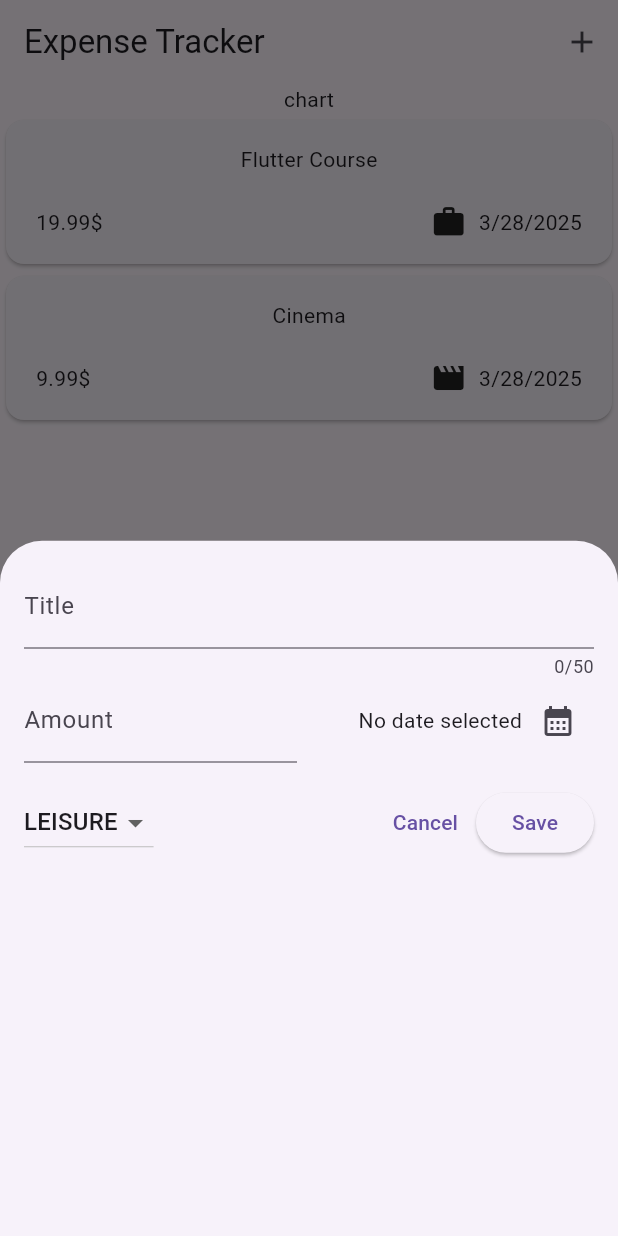
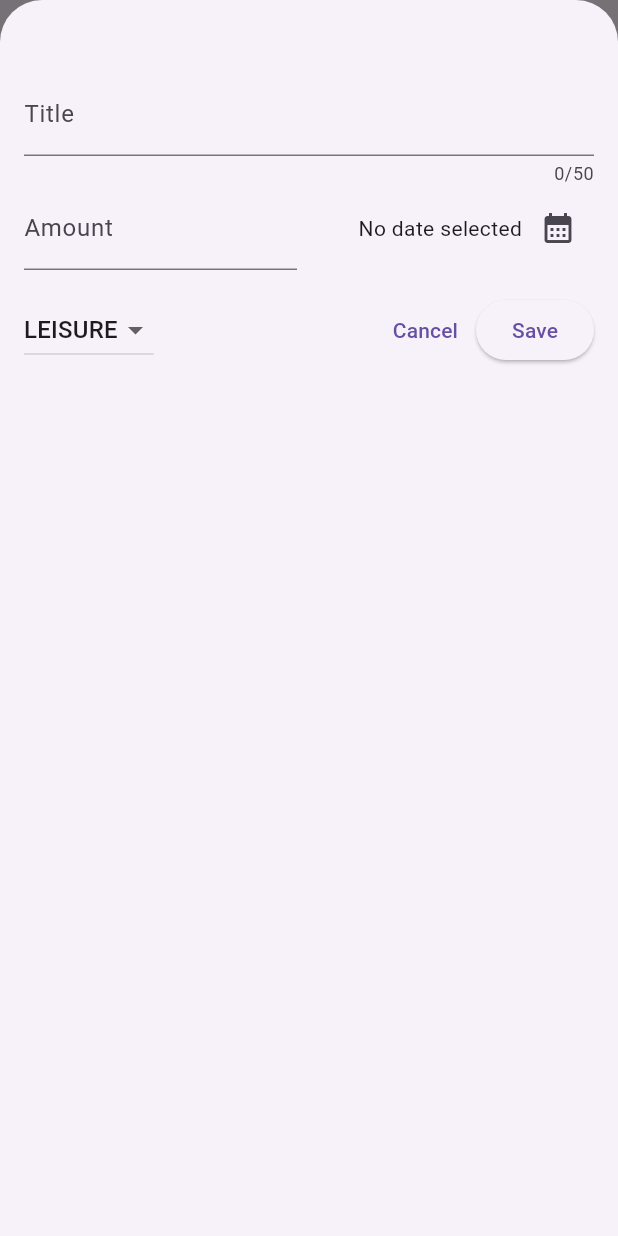
Before and after one commit to M0bileDev/flutter_expense_tracker, a Flutter app: the screen it shows after launch, after a tap on the "add" icon, on a phone screen of 412 x 824 dp. Run offline on Flutter 3.47's test engine with Material 3 defaults, Android fonts, the phone set to English and light mode, and no system bars.

Commit message:
280320252239

```diff
--- a/lib/widgets/expenses.dart
+++ b/lib/widgets/expenses.dart
@@ -35,6 +35,7 @@ class _ExpensesState extends State<Expenses> {
 
   void _openAddExpenseOverlay() {
     showModalBottomSheet(
+      isScrollControlled: true,
       context: context,
       builder: (context) => NewExpense(
         (expense) => _addExpense(expense),
--- a/lib/widgets/new_expense.dart
+++ b/lib/widgets/new_expense.dart
@@ -117,7 +117,7 @@ class _NewExpenseState extends State<NewExpense> {
   @override
   Widget build(BuildContext context) {
     return Padding(
-      padding: EdgeInsets.all(16),
+      padding: EdgeInsets.fromLTRB(16, 48, 16, 16),
       child: Column(
         children: [
           TextField(
```
